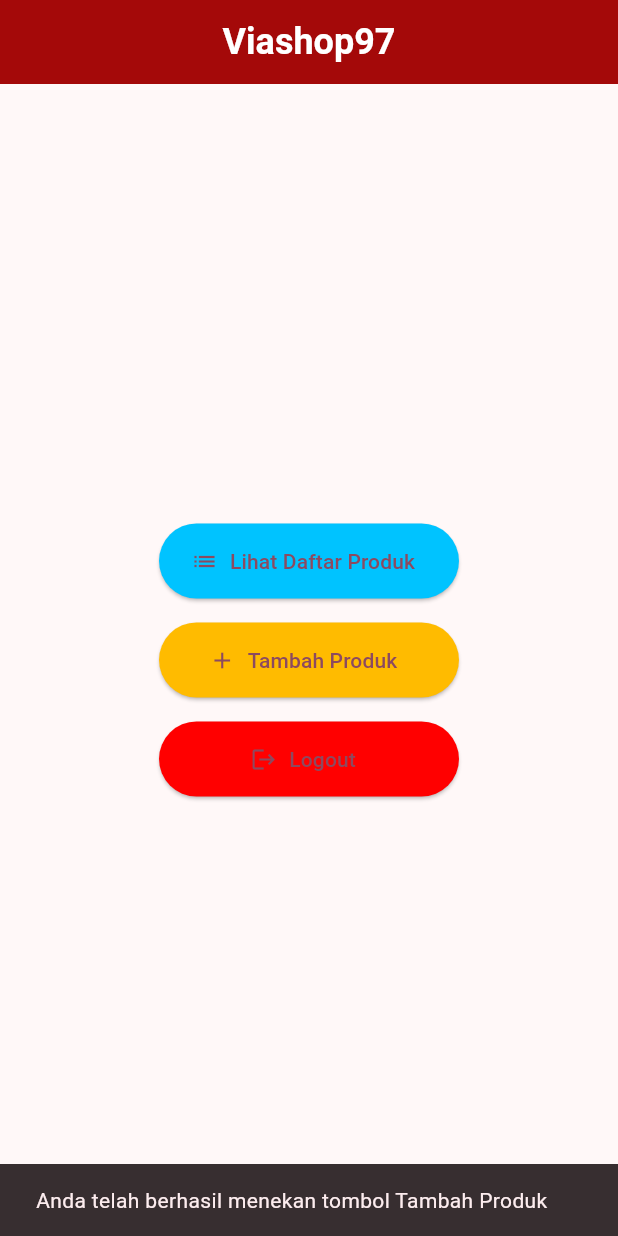
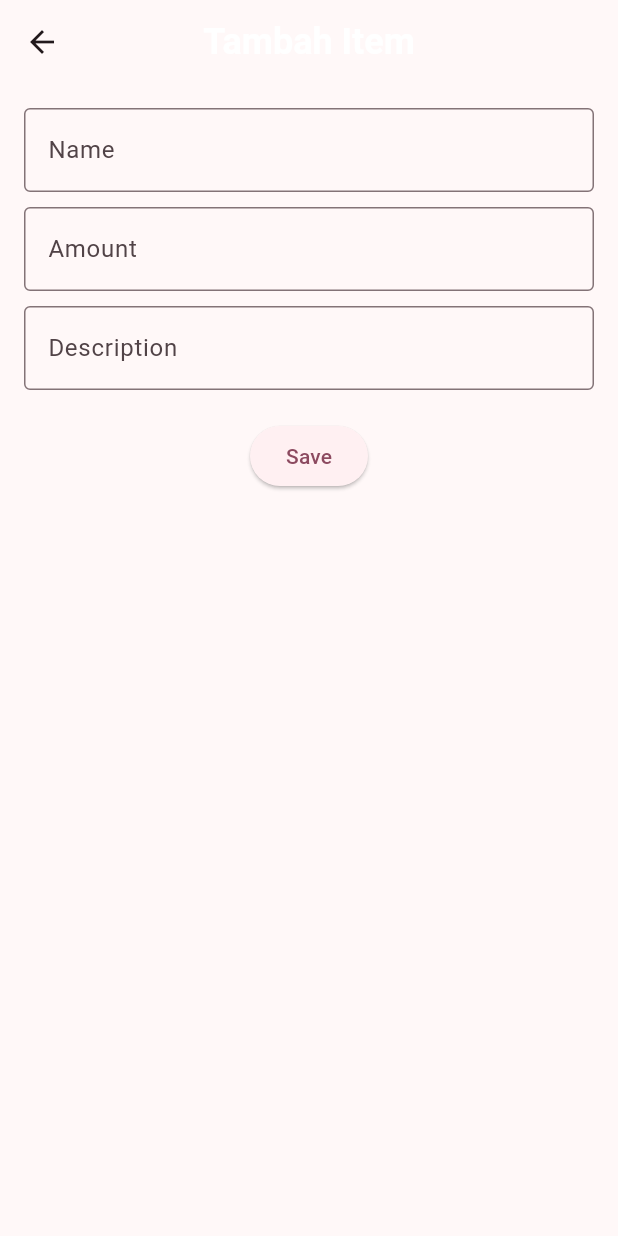
Before and after one commit to hamidzone/viashop97_mobile, a Flutter app: the screen it shows after launch, after a tap on "Tambah Produk", on a phone screen of 412 x 824 dp. Run offline on Flutter 3.47's test engine with Material 3 defaults, Android fonts, the phone set to English and light mode, and no system bars; Roboto replaces fonts that are missing (Poppins).

Commit message:
Tugas 8 Selesai

```diff
--- a/lib/main.dart
+++ b/lib/main.dart
@@ -1,108 +1,347 @@
-import 'package:flutter/material.dart'; // Mengimpor paket material untuk menggunakan widget Material Design
+import 'package:flutter/material.dart';
+import 'package:flutter/animation.dart';
 
 void main() {
-  runApp(const MyApp()); // Menjalankan aplikasi dengan widget MyApp
+  runApp(const MyApp());
 }
 
-class MyApp extends StatelessWidget { // Mendefinisikan kelas MyApp sebagai StatelessWidget
-  const MyApp({super.key}); // Konstruktor untuk MyApp, menggunakan key
+class MyApp extends StatelessWidget {
+  const MyApp({super.key});
 
   @override
-  Widget build(BuildContext context) { // Metode untuk membangun UI MyApp
-    return MaterialApp( // Menggunakan MaterialApp sebagai root widget
-      debugShowCheckedModeBanner: false, // Menyembunyikan banner debug
-      title: "Viashop97", // Menetapkan judul aplikasi
-      theme: ThemeData( // Menetapkan tema aplikasi
-        colorScheme: ColorScheme.fromSeed( // Membuat skema warna berdasarkan seed color
-          seedColor: const Color.fromARGB(255, 0, 0, 0), // Warna seed adalah hitam
+  Widget build(BuildContext context) {
+    return MaterialApp(
+      debugShowCheckedModeBanner: false,
+      title: "Viashop97",
+      theme: ThemeData(
+        colorScheme: ColorScheme.fromSeed(
+          seedColor: const Color.fromARGB(255, 0, 0, 0),
         ),
-        useMaterial3: true, // Menggunakan Material 3
-        appBarTheme: AppBarTheme( // Menetapkan tema untuk AppBar
-          titleTextStyle: const TextStyle( // Menetapkan gaya teks untuk judul AppBar
-            color: Colors.white, // Warna teks putih
-            fontSize: 24, // Ukuran font 24
-            fontWeight: FontWeight.bold, // Menebalkan teks
-            fontFamily: 'Poppins', // Menggunakan font Poppins
+        useMaterial3: true,
+        appBarTheme: const AppBarTheme(
+          titleTextStyle: TextStyle(
+            color: Colors.white,
+            fontSize: 24,
+            fontWeight: FontWeight.bold,
+            fontFamily: 'Poppins',
           ),
-          centerTitle: true, // Memusatkan judul di AppBar
+          centerTitle: true,
         ),
       ),
-      home: const Homepage(title: "Viashop97"), // Menetapkan homepage sebagai widget Homepage
+      home: const Homepage(title: "Viashop97"),
     );
   }
 }
 
-class Homepage extends StatefulWidget { // Mendefinisikan kelas Homepage sebagai StatefulWidget
-  const Homepage({super.key, required this.title}); // Konstruktor dengan judul yang diperlukan
-
-  final String title; // Variabel untuk menyimpan judul
+class Homepage extends StatefulWidget {
+  const Homepage({super.key, required this.title});
+  final String title;
 
   @override
-  State<Homepage> createState() => _HomepageState(); // Membuat state untuk Homepage
+  State<Homepage> createState() => _HomepageState();
 }
 
-class _HomepageState extends State<Homepage> { // Mendefinisikan kelas state untuk Homepage
-  // Fungsi untuk menampilkan snackbar
-  void _showSnackBar(String message) { // Metode untuk menunjukkan snackbar dengan pesan
-    final snackBar = SnackBar( // Membuat snackbar dengan konten
-      content: Text(message), // Menetapkan konten snackbar
-      duration: const Duration(seconds: 3), // Durasi snackbar selama 3 detik
+class _HomepageState extends State<Homepage> with SingleTickerProviderStateMixin {
+  List<Map<String, String>> _products = [];
+  late AnimationController _controller;
+  late Animation<double> _animation;
+
+  @override
+  void initState() {
+    super.initState();
+    _controller = AnimationController(
+      duration: const Duration(seconds: 1),
+      vsync: this,
     );
-    ScaffoldMessenger.of(context).showSnackBar(snackBar); // Menampilkan snackbar menggunakan ScaffoldMessenger
+    _animation = Tween<double>(begin: 0.0, end: 1.0).animate(CurvedAnimation(
+      parent: _controller,
+      curve: Curves.easeInOut,
+    ));
+    _controller.forward();
+  }
+
+  void _showSnackBar(String message) {
+    final snackBar = SnackBar(
+      content: Text(message),
+      duration: const Duration(seconds: 3),
+    );
+    ScaffoldMessenger.of(context).showSnackBar(snackBar);
+  }
+
+  void _addProduct(Map<String, String> product) {
+    setState(() {
+      _products.add(product);
+    });
+  }
+
+  void _viewProductList() {
+    Navigator.push(
+      context,
+      PageRouteBuilder(
+        pageBuilder: (context, animation, secondaryAnimation) => FadeTransition(
+          opacity: _animation,
+          child: ProductListPage(products: _products),
+        ),
+      ),
+    );
   }
 
   @override
-  Widget build(BuildContext context) { // Metode untuk membangun UI Homepage
-    return Scaffold( // Menggunakan Scaffold sebagai kerangka untuk halaman
-      appBar: AppBar( // Membuat AppBar
-        backgroundColor: const Color.fromARGB(255, 164, 9, 9), // Warna latar belakang AppBar
-        title: Text(widget.title), // Menetapkan judul AppBar dari widget.title
+  Widget build(BuildContext context) {
+    return Scaffold(
+      appBar: AppBar(
+        backgroundColor: const Color.fromARGB(255, 164, 9, 9),
+        title: Text(widget.title),
       ),
-      body: Center( // Memusatkan konten di dalam tubuh halaman
-        child: Column( // Menggunakan Column untuk menyusun tombol secara vertikal
-          mainAxisAlignment: MainAxisAlignment.center, // Menyusun anak-anak di tengah kolom
-          children: <Widget>[ // Daftar widget anak
-            ElevatedButton.icon( // Membuat tombol dengan ikon
-              onPressed: () { // Ketika tombol ditekan
-                // Snackbar untuk tombol "Lihat Daftar Produk"
-                _showSnackBar('Anda telah berhasil menekan tombol Lihat Daftar Produk'); // Menampilkan snackbar
+      drawer: Drawer(
+        child: ListView(
+          children: [
+            ListTile(
+              title: const Text("Halaman Utama"),
+              onTap: () {
+                Navigator.pop(context);
               },
-              icon: const Icon(Icons.list), // Menetapkan ikon untuk tombol
-              label: const Text('Lihat Daftar Produk'), // Menetapkan label untuk tombol
-              style: ElevatedButton.styleFrom( // Mengatur gaya untuk tombol
-                backgroundColor: const Color.fromARGB(255, 0, 195, 255), // Warna latar belakang tombol
-                minimumSize: const Size(200, 50), // Ukuran minimum tombol
-              ),
             ),
-            const SizedBox(height: 16.0), // Spasi antara tombol
-            ElevatedButton.icon( // Tombol kedua
-              onPressed: () { // Ketika tombol ditekan
-                // Snackbar untuk tombol "Tambah Produk"
-                _showSnackBar('Anda telah berhasil menekan tombol Tambah Produk'); // Menampilkan snackbar
+            ListTile(
+              title: const Text("Tambah Item"),
+              onTap: () {
+                Navigator.push(
+                  context,
+                  MaterialPageRoute(
+                    builder: (context) => AddItemPage(onSave: _addProduct),
+                  ),
+                );
               },
-              icon: const Icon(Icons.add), // Menetapkan ikon untuk tombol
-              label: const Text('Tambah Produk'), // Menetapkan label untuk tombol
-              style: ElevatedButton.styleFrom( // Mengatur gaya untuk tombol
-                backgroundColor: const Color.fromARGB(255, 255, 187, 0), // Warna latar belakang tombol
-                minimumSize: const Size(200, 50), // Ukuran minimum tombol
-              ),
-            ),
-            const SizedBox(height: 16.0), // Spasi antara tombol
-            ElevatedButton.icon( // Tombol ketiga
-              onPressed: () { // Ketika tombol ditekan
-                // Snackbar untuk tombol "Logout"
-                _showSnackBar('Anda telah berhasil menekan tombol Logout'); // Menampilkan snackbar
-              },
-              icon: const Icon(Icons.logout), // Menetapkan ikon untuk tombol
-              label: const Text('Logout'), // Menetapkan label untuk tombol
-              style: ElevatedButton.styleFrom( // Mengatur gaya untuk tombol
-                backgroundColor: const Color.fromARGB(255, 255, 0, 0), // Warna latar belakang tombol
-                minimumSize: const Size(200, 50), // Ukuran minimum tombol
-              ),
             ),
           ],
+        ),
+      ),
+      body: Center(
+        child: FadeTransition(
+          opacity: _animation,
+          child: Column(
+            mainAxisAlignment: MainAxisAlignment.center,
+            children: <Widget>[
+              // Informasi Nama, NPM, dan Kelas
+              Padding(
+                padding: const EdgeInsets.only(bottom: 20.0),
+                child: Row(
+                  mainAxisAlignment: MainAxisAlignment.center,
+                  children: const [
+                    Text(
+                      "Nama: Muhammad Hamid  |  NPM: 2306152355  |  Kelas: PBP E",
+                      style: TextStyle(
+                        fontSize: 16,
+                        fontWeight: FontWeight.bold,
+                        color: Colors.black,
+                      ),
+                    ),
+                  ],
+                ),
+              ),
+              ElevatedButton.icon(
+                onPressed: _viewProductList,
+                icon: const Icon(Icons.list),
+                label: const Text('Lihat Daftar Produk'),
+                style: ElevatedButton.styleFrom(
+                  backgroundColor: const Color.fromARGB(255, 0, 195, 255),
+                  minimumSize: const Size(200, 50),
+                  shape: RoundedRectangleBorder(
+                    borderRadius: BorderRadius.circular(12),
+                  ),
+                ),
+              ),
+              const SizedBox(height: 16.0),
+              ElevatedButton.icon(
+                onPressed: () {
+                  Navigator.push(
+                    context,
+                    MaterialPageRoute(
+                      builder: (context) => AddItemPage(onSave: _addProduct),
+                    ),
+                  );
+                },
+                icon: const Icon(Icons.add),
+                label: const Text('Tambah Produk'),
+                style: ElevatedButton.styleFrom(
+                  backgroundColor: const Color.fromARGB(255, 255, 187, 0),
+                  minimumSize: const Size(200, 50),
+                  shape: RoundedRectangleBorder(
+                    borderRadius: BorderRadius.circular(12),
+                  ),
+                ),
+              ),
+              const SizedBox(height: 16.0),
+              ElevatedButton.icon(
+                onPressed: () {
+                  _showSnackBar('Anda telah berhasil menekan tombol Logout');
+                },
+                icon: const Icon(Icons.logout),
+                label: const Text('Logout'),
+                style: ElevatedButton.styleFrom(
+                  backgroundColor: const Color.fromARGB(255, 255, 0, 0),
+                  minimumSize: const Size(200, 50),
+                  shape: RoundedRectangleBorder(
+                    borderRadius: BorderRadius.circular(12),
+                  ),
+                ),
+              ),
+            ],
+          ),
         ),
       ),
     );
   }
 }
+
+class AddItemPage extends StatefulWidget {
+  final Function(Map<String, String>) onSave;
+
+  const AddItemPage({super.key, required this.onSave});
+
+  @override
+  _AddItemPageState createState() => _AddItemPageState();
+}
+
+class _AddItemPageState extends State<AddItemPage> {
+  final _formKey = GlobalKey<FormState>();
+  final _nameController = TextEditingController();
+  final _amountController = TextEditingController();
+  final _descriptionController = TextEditingController();
+
+  void _saveForm() {
+    if (_formKey.currentState!.validate()) {
+      widget.onSave({
+        'name': _nameController.text,
+        'amount': _amountController.text,
+        'description': _descriptionController.text,
+      });
+
+      showDialog(
+        context: context,
+        builder: (context) {
+          return AlertDialog(
+            title: const Text('Produk Disimpan'),
+            content: Text(
+                'Name: ${_nameController.text}\nAmount: ${_amountController.text}\nDescription: ${_descriptionController.text}'),
+            actions: [
+              TextButton(
+                onPressed: () => Navigator.pop(context),
+                child: const Text('OK'),
+              ),
+            ],
+          );
+        },
+      );
+
+      _nameController.clear();
+      _amountController.clear();
+      _descriptionController.clear();
+    }
+  }
+
+  @override
+  Widget build(BuildContext context) {
+    return Scaffold(
+      appBar: AppBar(
+        title: const Text("Tambah Item"),
+      ),
+      body: Padding(
+        padding: const EdgeInsets.all(16.0),
+        child: Form(
+          key: _formKey,
+          child: Column(
+            children: [
+              TextFormField(
+                controller: _nameController,
+                decoration: const InputDecoration(
+                  labelText: 'Name',
+                  border: OutlineInputBorder(),
+                ),
+                validator: (value) {
+                  if (value == null || value.isEmpty) {
+                    return 'Nama tidak boleh kosong';
+                  }
+                  return null;
+                },
+              ),
+              const SizedBox(height: 10),
+              TextFormField(
+                controller: _amountController,
+                decoration: const InputDecoration(
+                  labelText: 'Amount',
+                  border: OutlineInputBorder(),
+                ),
+                keyboardType: TextInputType.number,
+                validator: (value) {
+                  if (value == null || value.isEmpty) {
+                    return 'Amount tidak boleh kosong';
+                  }
+                  if (int.tryParse(value) == null) {
+                    return 'Amount harus berupa angka';
+                  }
+                  return null;
+                },
+              ),
+              const SizedBox(height: 10),
+              TextFormField(
+                controller: _descriptionController,
+                decoration: const InputDecoration(
+                  labelText: 'Description',
+                  border: OutlineInputBorder(),
+                ),
+                validator: (value) {
+                  if (value == null || value.isEmpty) {
+                    return 'Deskripsi tidak boleh kosong';
+                  }
+                  return null;
+                },
+              ),
+              const SizedBox(height: 20),
+              ElevatedButton(
+                onPressed: _saveForm,
+                child: const Text('Save'),
+              ),
+            ],
+          ),
+        ),
+      ),
+    );
+  }
+}
+
+class ProductListPage extends StatelessWidget {
+  final List<Map<String, String>> products;
+
+  const ProductListPage({super.key, required this.products});
+
+  @override
+  Widget build(BuildContext context) {
+    return Scaffold(
+      appBar: AppBar(
+        title: const Text("Daftar Produk"),
+      ),
+      body: Padding(
+        padding: const EdgeInsets.all(8.0),
+        child: ListView.builder(
+          itemCount: products.length,
+          itemBuilder: (context, index) {
+            final product = products[index];
+            return Card(
+              elevation: 4,
+              margin: const EdgeInsets.symmetric(vertical: 6),
+              shape: RoundedRectangleBorder(
+                borderRadius: BorderRadius.circular(12),
+              ),
+              child: ListTile(
+                title: Text(product['name']!),
+                subtitle: Text('Amount: ${product['amount']}'),
+                trailing: Text(product['description']!),
+              ),
+            );
+          },
+        ),
+      ),
+    );
+  }
+}
```
Also changed, not shown: 1 other file.
